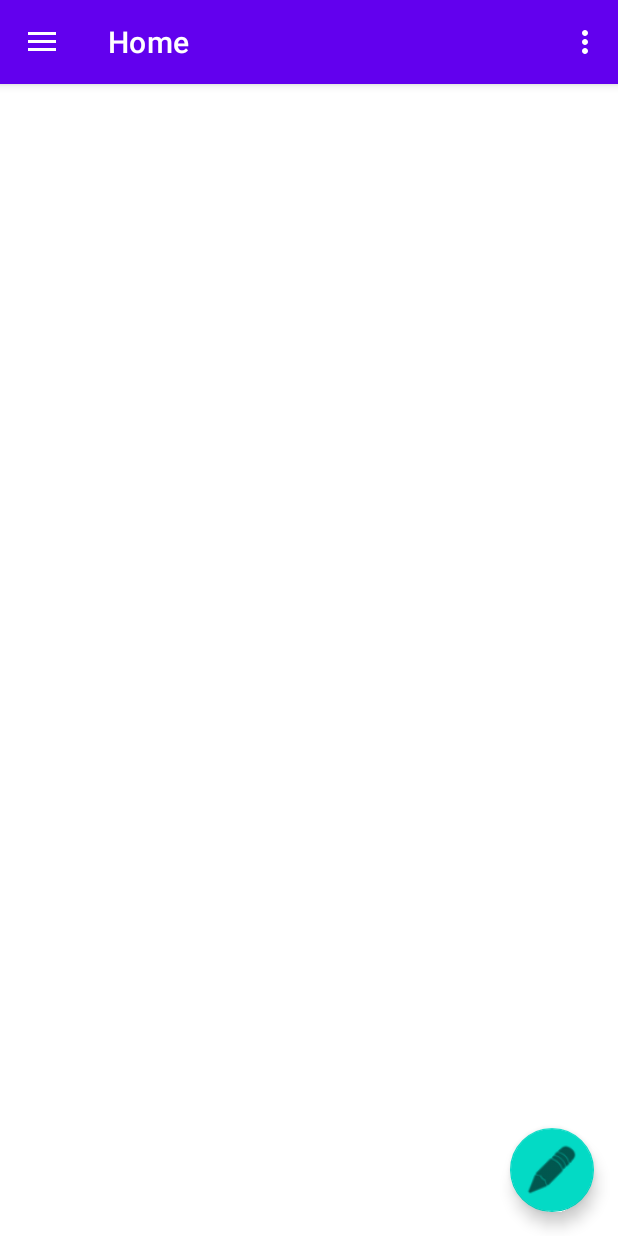
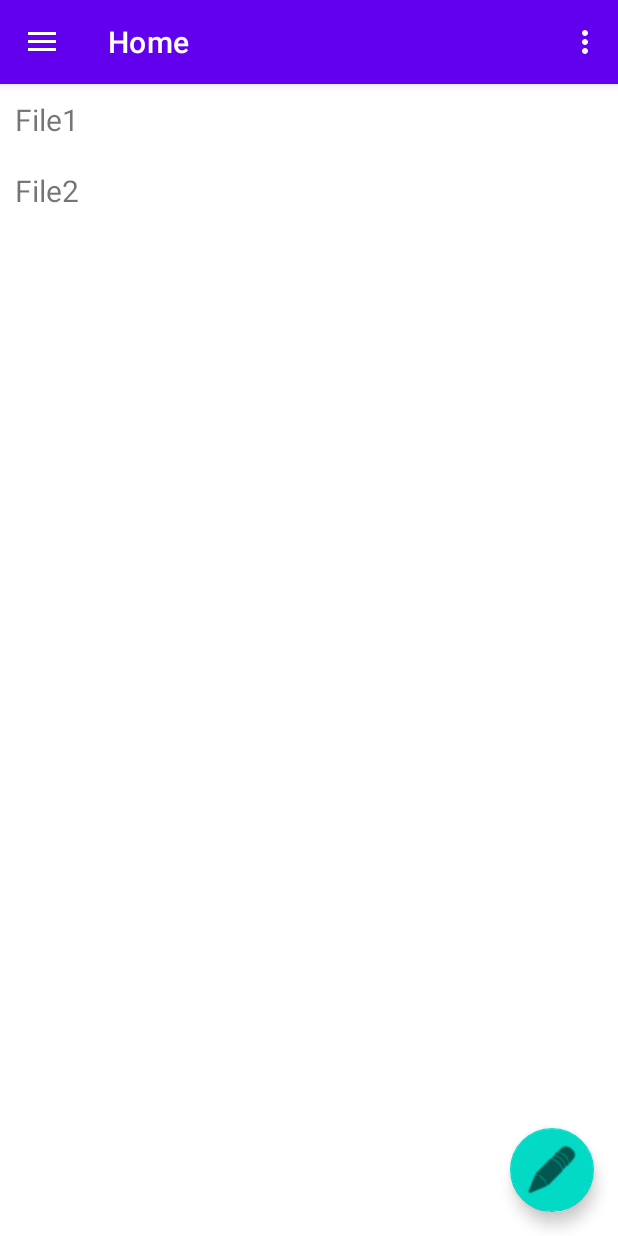
Before and after one commit to brendanpward/keypad, an Android app: the screen it shows after launch (MainActivity), on a phone screen of 412 x 824 dp. Run offline under Robolectric (Android 15) with nearby library versions, the phone set to English and light mode, and no system bars; our stand-ins replace navigation-ui.

Commit message:
Created initial code for file list
- Used a recyclerview to show a list of files
- Initial implementation as a work in progress
- Next step is to obtain the list of files from the file system

```diff
--- /dev/null
+++ b/app/src/main/java/org/brendanpward/keypad/ui/home/FileMenuAdapter.java
@@ -0,0 +1,72 @@
+package org.brendanpward.keypad.ui.home;
+
+import android.content.Context;
+import android.view.LayoutInflater;
+import android.view.View;
+import android.view.ViewGroup;
+import android.widget.TextView;
+import androidx.recyclerview.widget.RecyclerView;
+import org.brendanpward.keypad.R;
+import java.util.List;
+
+public class FileMenuAdapter extends RecyclerView.Adapter<FileMenuAdapter.ViewHolder> {
+    private List<String> mData;
+    private LayoutInflater mInflater;
+    private ItemClickListener mClickListener;
+
+    FileMenuAdapter(Context context, List<String> data){
+        this.mInflater = LayoutInflater.from(context);
+        this.mData = data;
+    }
+
+    // inflates the row layout from xml when needed
+    @Override
+    public ViewHolder onCreateViewHolder(ViewGroup parent, int viewType) {
+        View view = mInflater.inflate(R.layout.recyclerview_row, parent, false);
+        return new ViewHolder(view);
+    }
+
+    // binds the data to the TextView in each row
+    @Override
+    public void onBindViewHolder(ViewHolder holder, int position) {
+        String fileName = mData.get(position);
+        holder.myTextView.setText(fileName);
+    }
+
+    // total number of rows
+    @Override
+    public int getItemCount() {
+        return mData.size();
+    }
+
+    // stores and recycles views as they are scrolled off screen
+    public class ViewHolder extends RecyclerView.ViewHolder implements View.OnClickListener {
+        TextView myTextView;
+
+        ViewHolder(View itemView) {
+            super(itemView);
+            myTextView = itemView.findViewById(R.id.fileNameRow);
+            itemView.setOnClickListener(this);
+        }
+
+        @Override
+        public void onClick(View view) {
+            if (mClickListener != null) mClickListener.onItemClick(view, getAdapterPosition());
+        }
+    }
+
+    // convenience method for getting data at click position
+    String getItem(int id) {
+        return mData.get(id);
+    }
+
+    // allows clicks events to be caught
+    void setClickListener(ItemClickListener itemClickListener) {
+        this.mClickListener = itemClickListener;
+    }
+
+    // parent activity will implement this method to respond to click events
+    public interface ItemClickListener {
+        void onItemClick(View view, int position);
+    }
+}
--- a/app/src/main/java/org/brendanpward/keypad/ui/home/HomeFragment.java
+++ b/app/src/main/java/org/brendanpward/keypad/ui/home/HomeFragment.java
@@ -4,17 +4,22 @@ import android.os.Bundle;
 import android.view.LayoutInflater;
 import android.view.View;
 import android.view.ViewGroup;
-import android.widget.TextView;
+import android.widget.Toast;
 
 import androidx.annotation.NonNull;
 import androidx.fragment.app.Fragment;
 import androidx.lifecycle.ViewModelProvider;
+import androidx.recyclerview.widget.LinearLayoutManager;
+import androidx.recyclerview.widget.RecyclerView;
 
+import org.brendanpward.keypad.R;
 import org.brendanpward.keypad.databinding.FragmentHomeBinding;
+import java.util.ArrayList;
 
-public class HomeFragment extends Fragment {
+public class HomeFragment extends Fragment implements FileMenuAdapter.ItemClickListener {
 
     private FragmentHomeBinding binding;
+    FileMenuAdapter adapter;
 
     public View onCreateView(@NonNull LayoutInflater inflater,
                              ViewGroup container, Bundle savedInstanceState) {
@@ -24,9 +29,24 @@ public class HomeFragment extends Fragment {
         binding = FragmentHomeBinding.inflate(inflater, container, false);
         View root = binding.getRoot();
 
-        //final TextView textView = binding.textHome;
-        //homeViewModel.getText().observe(getViewLifecycleOwner(), textView::setText);
+        // Populate the RecyclerView
+        ArrayList<String> ListOfFiles = new ArrayList<>();
+        ListOfFiles.add("File1");
+        ListOfFiles.add("File2");
+
+        RecyclerView recyclerView = root.findViewById(R.id.fileList);
+        recyclerView.setLayoutManager(new LinearLayoutManager(root.getContext()));
+        adapter = new FileMenuAdapter(root.getContext(), ListOfFiles);
+        adapter.setClickListener(this);
+        recyclerView.setAdapter(adapter);
+
         return root;
+    }
+
+    @Override
+    public void onItemClick(View view, int position) {
+        //Check this line
+        Toast.makeText(getActivity().getApplicationContext(), "You clicked " + adapter.getItem(position) + " on row number " + position, Toast.LENGTH_SHORT).show();
     }
 
     @Override
@@ -34,4 +54,5 @@ public class HomeFragment extends Fragment {
         super.onDestroyView();
         binding = null;
     }
+
 }
--- a/app/src/main/res/layout/fragment_home.xml
+++ b/app/src/main/res/layout/fragment_home.xml
@@ -4,4 +4,14 @@
     xmlns:tools="http://schemas.android.com/tools"
     android:layout_width="match_parent"
     android:layout_height="match_parent"
-    tools:context=".ui.home.HomeFragment"/>
+    tools:context=".ui.home.HomeFragment">
+
+    <androidx.recyclerview.widget.RecyclerView
+        android:id="@+id/fileList"
+        android:layout_width="0dp"
+        android:layout_height="0dp"
+        app:layout_constraintBottom_toBottomOf="parent"
+        app:layout_constraintEnd_toEndOf="parent"
+        app:layout_constraintStart_toStartOf="parent"
+        app:layout_constraintTop_toTopOf="parent" />
+</androidx.constraintlayout.widget.ConstraintLayout>
--- /dev/null
+++ b/app/src/main/res/layout/recyclerview_row.xml
@@ -0,0 +1,15 @@
+<?xml version="1.0" encoding="utf-8"?>
+<LinearLayout
+    xmlns:android="http://schemas.android.com/apk/res/android"
+    android:layout_width="match_parent"
+    android:layout_height="wrap_content"
+    android:orientation="horizontal"
+    android:padding="10dp">
+
+    <TextView
+        android:id="@+id/fileNameRow"
+        android:layout_width="wrap_content"
+        android:layout_height="wrap_content"
+        android:textSize="20sp"/>
+
+</LinearLayout>
```
